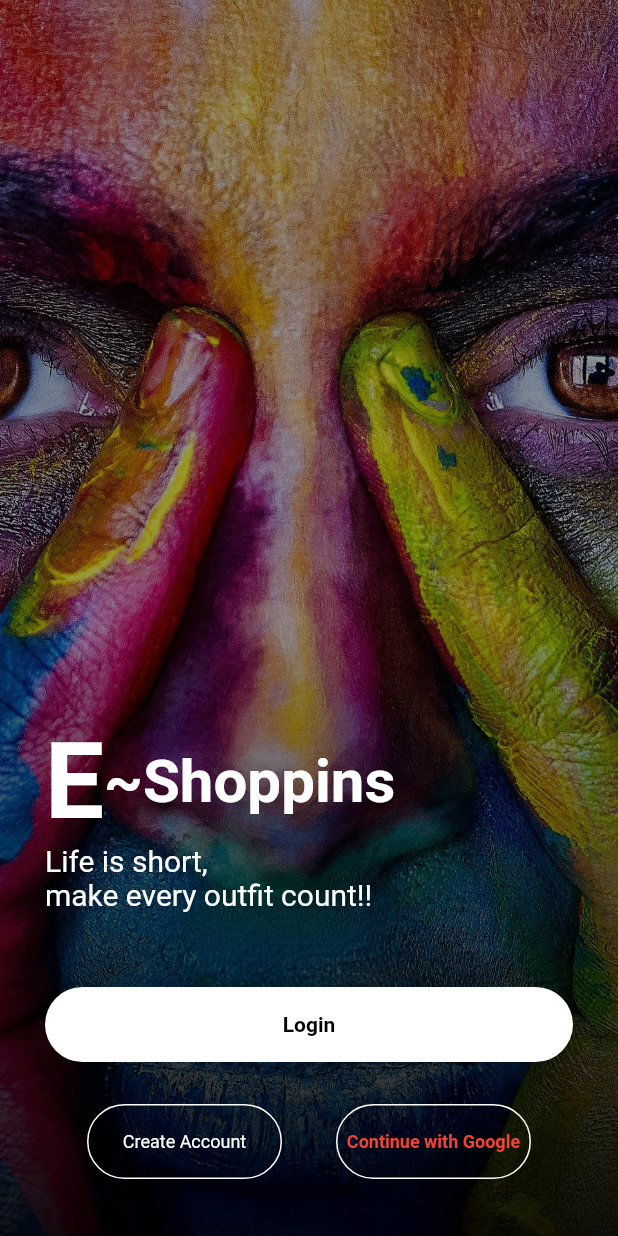
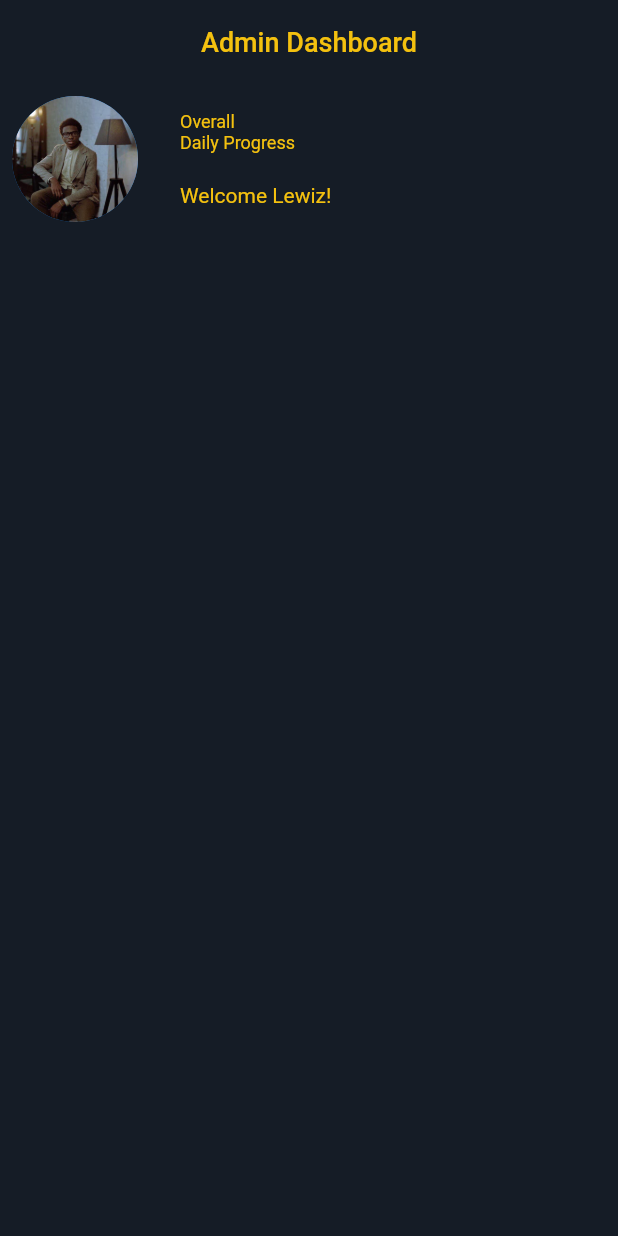
Before and after one commit to eaaniwezi/E-Shoppins, a Flutter app: the screen it shows after launch, on a phone screen of 412 x 824 dp. Run offline on Flutter 3.47's test engine with Material 2 defaults, Android fonts, the phone set to English and light mode, and no system bars; our stand-ins replace cloud_firestore, firebase_auth, firebase_core, firebase_database, fluttertoast, google_fonts and 3 more; accounts and stored records are empty; Roboto replaces fonts that are missing (Handlee).

Commit message:
started admin dashboard

```diff
--- a/lib/main.dart
+++ b/lib/main.dart
@@ -1,3 +1,5 @@
+import 'package:ecommerce_app/home_page.dart';
+import 'package:ecommerce_app/pages/admin_home_screen.dart';
 import 'package:ecommerce_app/pages/welcome_screen.dart';
 import 'package:firebase_core/firebase_core.dart';
 import 'package:flutter/material.dart';
@@ -32,7 +34,9 @@ class MyApp extends StatelessWidget {
               theme: ThemeData(
                 // primarySwatch: Colors.red,
               ),
-              home: WelcomeScreen(),
+              home:  AdminHomeScreen(),
+              // home: WelcomeScreen(),
+              // home: HomePage(),
             );
           }
           return Container();
--- /dev/null
+++ b/lib/pages/admin_home_screen.dart
@@ -0,0 +1,66 @@
+import 'package:ecommerce_app/style/theme.dart';
+import 'package:flutter/material.dart';
+import 'package:ecommerce_app/style/theme.dart' as Style;
+
+class AdminHomeScreen extends StatelessWidget {
+  const AdminHomeScreen({Key? key}) : super(key: key);
+
+  @override
+  Widget build(BuildContext context) {
+    return Scaffold(
+      backgroundColor: Style.Colors.mainColor,
+      appBar: _appBar(),
+      body: SingleChildScrollView(
+        child: Column(
+          children: [
+            _header(),
+          ],
+        ),
+      ),
+    );
+  }
+
+  Widget _header() {
+    return Row(
+      children: <Widget>[
+        Container(
+            height: 100,
+            width: 100,
+            padding: const EdgeInsets.all(8.0),
+            child: CircleAvatar(
+              backgroundImage: AssetImage("images/image/splash.jpg"),
+            )),
+        const SizedBox(width: 20.0),
+        Expanded(
+          child: Column(
+            crossAxisAlignment: CrossAxisAlignment.start,
+            children: <Widget>[
+              Text(
+                "Overall\nDaily Progress",
+              style: TextStyle(color: Style.Colors.secondColor, fontSize: 12),
+              ),
+              const SizedBox(height: 20.0),
+              Text(
+                "Welcome Lewiz!",
+                style:
+                    TextStyle(color: Style.Colors.secondColor, fontSize: 14.0),
+              ),
+            ],
+          ),
+        )
+      ],
+    );
+  }
+
+  _appBar() {
+    return AppBar(
+      backgroundColor: Style.Colors.mainColor,
+      elevation: 0,
+      title: Text(
+        "Admin Dashboard",
+        style: TextStyle(color: Style.Colors.secondColor, fontSize: 18),
+      ),
+      centerTitle: true,
+    );
+  }
+}
--- a/pubspec.yaml
+++ b/pubspec.yaml
@@ -32,6 +32,7 @@ dependencies:
   firebase_core: ^1.4.0
   google_fonts: ^2.1.0
   firebase_database: ^7.1.2
+  font_awesome_flutter: ^9.1.0
 
 
   # The following adds the Cupertino Icons font to your application.
```
Also changed, not shown: lib/home_page.dart (+15 -3 lines), lib/pages/login_screen.dart (+41 -8 lines), pubspec.lock, 2 other files.
